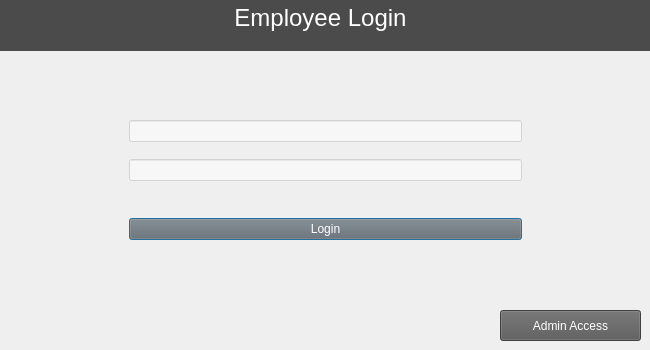
Above: loginwindow.ui from rbalta/BulkClubProject before the change. Below: the same form after it.
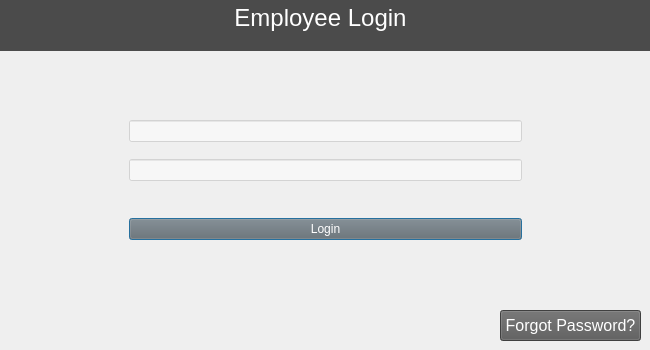
That is the form after the change.

Patch:
```diff
--- a/loginwindow.ui
+++ b/loginwindow.ui
@@ -162,13 +162,21 @@
      <height>31</height>
     </rect>
    </property>
+   <property name="font">
+    <font>
+     <family>Segoe UI</family>
+     <pointsize>12</pointsize>
+     <italic>false</italic>
+     <bold>false</bold>
+    </font>
+   </property>
    <property name="styleSheet">
     <string notr="true">background-color: rgb(89, 89, 89);
 
 color: rgb(255, 255, 255);</string>
    </property>
    <property name="text">
-    <string>Admin Access</string>
+    <string>Forgot Password?</string>
    </property>
   </widget>
  </widget>
```
Left out of the diff: 2 changed lines with no effect on the pictures.
